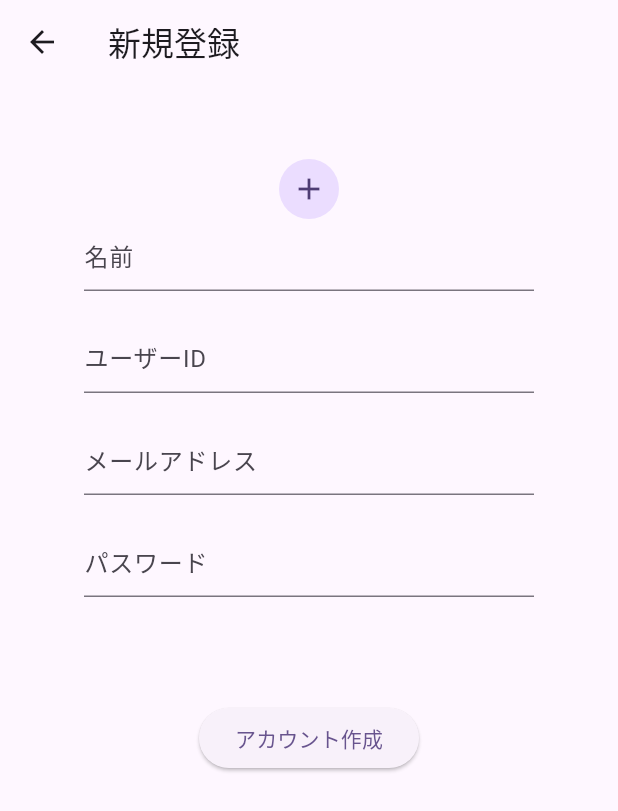
After one commit to takumi3110/foodcostcalculator, a Flutter app: the CreateAccountPage screen opened directly, on a phone screen of 412 x 824 dp. The commit adds this screen. Shown: the top 811 px of the screen. Run offline on Flutter 3.47's test engine with Material 2 defaults, Android fonts, the phone set to English and light mode, and no system bars; our stand-ins replace table_calendar.

Commit message:
add: 新規作成ページ

```diff
--- /dev/null
+++ b/lib/view/start_up/create_account_page.dart
@@ -0,0 +1,91 @@
+import 'package:flutter/material.dart';
+
+class CreateAccountPage extends StatefulWidget {
+  const CreateAccountPage({super.key});
+
+  @override
+  State<CreateAccountPage> createState() => _CreateAccountPageState();
+}
+
+class _CreateAccountPageState extends State<CreateAccountPage> {
+  TextEditingController nameController = TextEditingController();
+  TextEditingController userIdController = TextEditingController();
+  TextEditingController emailController = TextEditingController();
+  TextEditingController passController = TextEditingController();
+
+  @override
+  Widget build(BuildContext context) {
+    return Scaffold(
+      appBar: AppBar(
+        title: const Text('新規登録')
+      ),
+      body: SingleChildScrollView(
+        child: Container(
+          width: double.infinity,
+          child: Padding(
+            padding: const EdgeInsets.all(20.0),
+            child: Column(
+              children: [
+                const SizedBox(height: 30,),
+                GestureDetector(
+                  onTap: () {},
+                  child: const CircleAvatar(
+                    child: Icon(Icons.add),
+                  ),
+                ),
+                SizedBox(
+                  width: 300,
+                  child: TextField(
+                    controller: nameController,
+                    decoration: const InputDecoration(
+                      hintText: '名前'
+                    ),
+                  ),
+                ),
+                Padding(
+                  padding: const EdgeInsets.symmetric(vertical: 20.0),
+                  child: SizedBox(
+                    width: 300,
+                    child: TextField(
+                      controller: userIdController,
+                      decoration: const InputDecoration(
+                        hintText: 'ユーザーID'
+                      ),
+                    ),
+                  ),
+                ),
+                SizedBox(
+                  width: 300,
+                  child: TextField(
+                    controller: emailController,
+                    decoration: const InputDecoration(
+                      hintText: 'メールアドレス'
+                    ),
+                  ),
+                ),
+                Padding(
+                  padding: const EdgeInsets.symmetric(vertical: 20.0),
+                  child: SizedBox(
+                    width: 300,
+                    child: TextField(
+                      controller: passController,
+                      decoration: const InputDecoration(
+                        hintText: 'パスワード'
+                      ),
+                    ),
+                  ),
+                ),
+                const SizedBox(height: 50,),
+                ElevatedButton(
+                    onPressed: () {
+                      Navigator.pop(context);
+                    },
+                    child: const Text('アカウント作成'))
+              ],
+            ),
+          ),
+        ),
+      ),
+    );
+  }
+}
--- a/lib/view/start_up/login_page.dart
+++ b/lib/view/start_up/login_page.dart
@@ -1,5 +1,6 @@
 import 'package:flutter/gestures.dart';
 import 'package:flutter/material.dart';
+import 'package:foodcost/view/start_up/create_account_page.dart';
 
 class LoginPage extends StatefulWidget {
   const LoginPage({super.key});
@@ -59,6 +60,7 @@ class _LoginPageState extends State<LoginPage> {
                       style: const TextStyle(color: Colors.blue),
                       recognizer: TapGestureRecognizer()..onTap = () {
                         // TODO: ここにルーティング
+                        Navigator.push(context, MaterialPageRoute(builder: (context) => CreateAccountPage()));
                       }
                     )
                   ]
```
